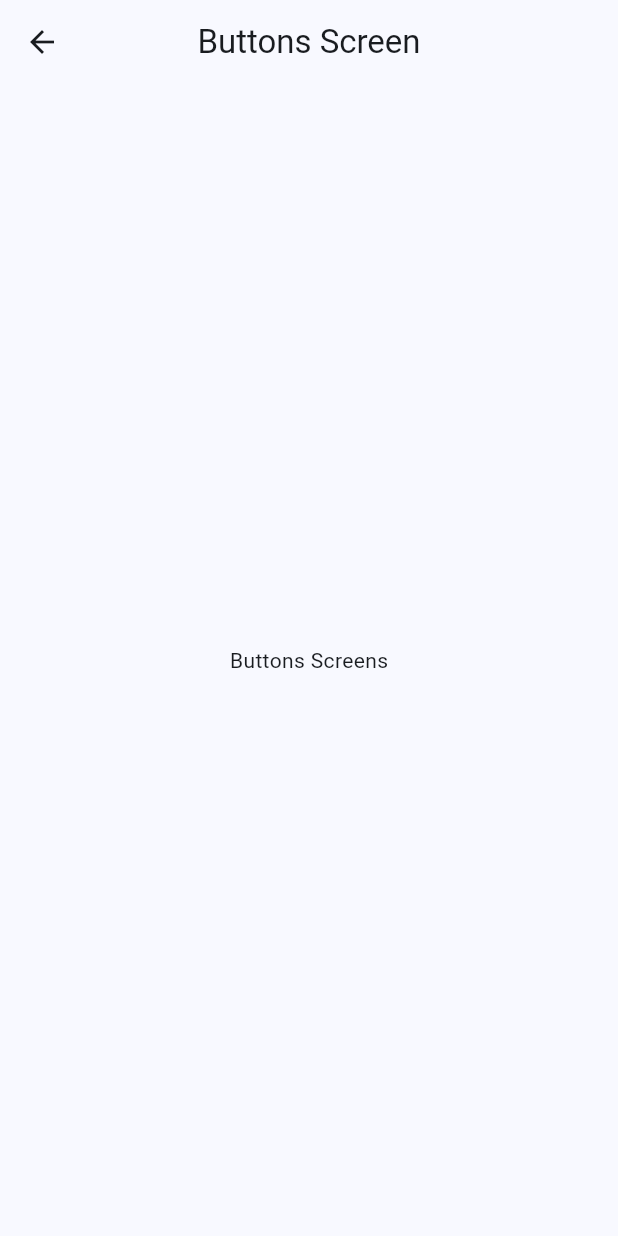
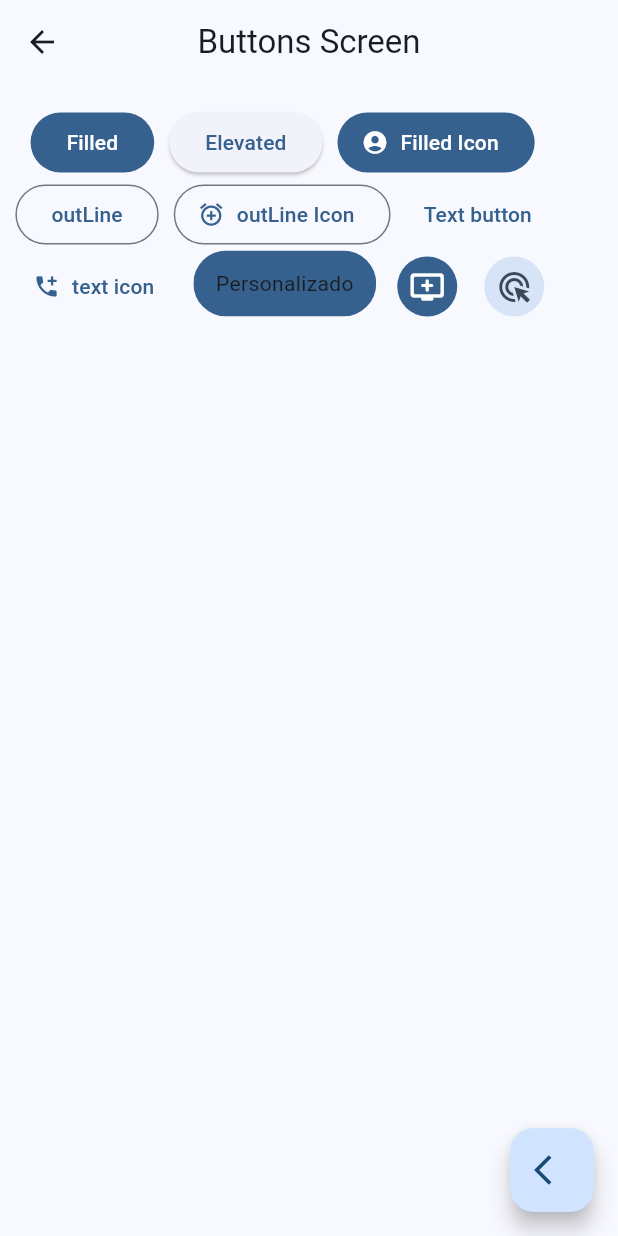
Before and after one commit to Juanes0930/widgets_app, a Flutter app: the screen it shows after launch, after a tap on "Buttons", on a phone screen of 412 x 824 dp. Run offline on Flutter 3.47's test engine with Material 2 defaults, Android fonts, the phone set to English and light mode, and no system bars; our stand-ins replace go_router.

Commit message:
Title: Update App , Description: Different preconfigured buttons in flutter and custom button

```diff
--- a/lib/config/router/app_router.dart
+++ b/lib/config/router/app_router.dart
@@ -15,7 +15,7 @@ final router = GoRouter(
     GoRoute(
       path: '/buttons',
       //name: ButtonsScreen.name,
-      builder: (context, state) =>const ButtonsScreen(),
+      builder: (context, state) => const ButtonsScreen(),
     ),
     GoRoute(
       path: '/cards',
--- a/lib/presentation/screens/buttons/buttons_screen.dart
+++ b/lib/presentation/screens/buttons/buttons_screen.dart
@@ -1,15 +1,88 @@
 import 'package:flutter/material.dart';
+import 'package:go_router/go_router.dart';
+import 'package:widgets_app/config/theme/app_theme.dart';
 
 class ButtonsScreen extends StatelessWidget {
   static const String name = 'Buttons_Screen';
+
   const ButtonsScreen({super.key});
 
   @override
   Widget build(BuildContext context) {
-    return  Scaffold(
+    return Scaffold(
       appBar: AppBar(
         title: const Text('Buttons Screen'),
       ),
-      body: const Center(child: Text('Buttons Screens')));
+      body: _ButtonsView(),
+      floatingActionButton: FloatingActionButton(
+        onPressed: () {
+          context.pop();
+        },
+        child: const Icon(Icons.arrow_back_ios),
+      ),
+    );
   }
 }
+
+class _ButtonsView extends StatelessWidget {
+  @override
+  Widget build(BuildContext context) {
+    final colors = Theme.of(context).colorScheme;
+    return Padding(
+      padding: const EdgeInsets.symmetric(vertical: 15, horizontal: 10),
+      child: Wrap(
+        alignment: WrapAlignment.center,
+        spacing: 10,
+        children: [
+          FilledButton(onPressed: () {}, child: const Text('Filled')),
+          ElevatedButton(onPressed: () {}, child: const Text('Elevated')),
+          FilledButton.icon(
+              onPressed: () {},
+              icon: const Icon(Icons.account_circle),
+              label: const Text('Filled Icon')),
+          OutlinedButton(onPressed: () {}, child: const Text('outLine')),
+          OutlinedButton.icon(
+              onPressed: () {},
+              icon: const Icon(Icons.add_alarm),
+              label: const Text('outLine Icon')),
+          TextButton(onPressed: () {}, child: const Text('Text button')),
+          TextButton.icon(
+              onPressed: () {},
+              icon: const Icon(Icons.add_call),
+              label: const Text('text icon')),
+              const CustomButton(),
+          IconButton(
+              style: ButtonStyle(
+                  backgroundColor: MaterialStatePropertyAll(colors.primary),
+                  iconColor: const MaterialStatePropertyAll(Colors.white)),
+              onPressed: () {},
+              icon: const Icon(Icons.add_to_queue_rounded)),
+          IconButton.filledTonal(
+              onPressed: () {}, icon: const Icon(Icons.ads_click_sharp)),
+        ],
+      ),
+    );
+  }
+}
+
+
+class CustomButton extends StatelessWidget {
+  const CustomButton({super.key});
+
+  @override
+  Widget build(BuildContext context) {
+    final colors = Theme.of(context).colorScheme;
+    return  ClipRRect(
+      borderRadius: BorderRadius.circular(25),
+      child: Material(
+        color: colors.primary,
+        child: InkWell(
+          onTap: () {},
+          child:  const Padding(padding:  EdgeInsets.symmetric(vertical: 12 , horizontal: 15),
+          child: Text('Personalizado'),
+          ),
+        ),
+      ),
+    );
+  }
+}
--- a/lib/presentation/screens/home/home_screens.dart
+++ b/lib/presentation/screens/home/home_screens.dart
@@ -1,8 +1,7 @@
 import 'package:flutter/material.dart';
 import 'package:go_router/go_router.dart';
 import 'package:widgets_app/config/menu/menu_items.dart';
-import 'package:widgets_app/presentation/screens/buttons/buttons_screen.dart';
-import 'package:widgets_app/presentation/screens/cards/cards_screen.dart';
+
 
 class HomeScreen extends StatelessWidget {
   static const String name = 'Home_ Screen';
```
